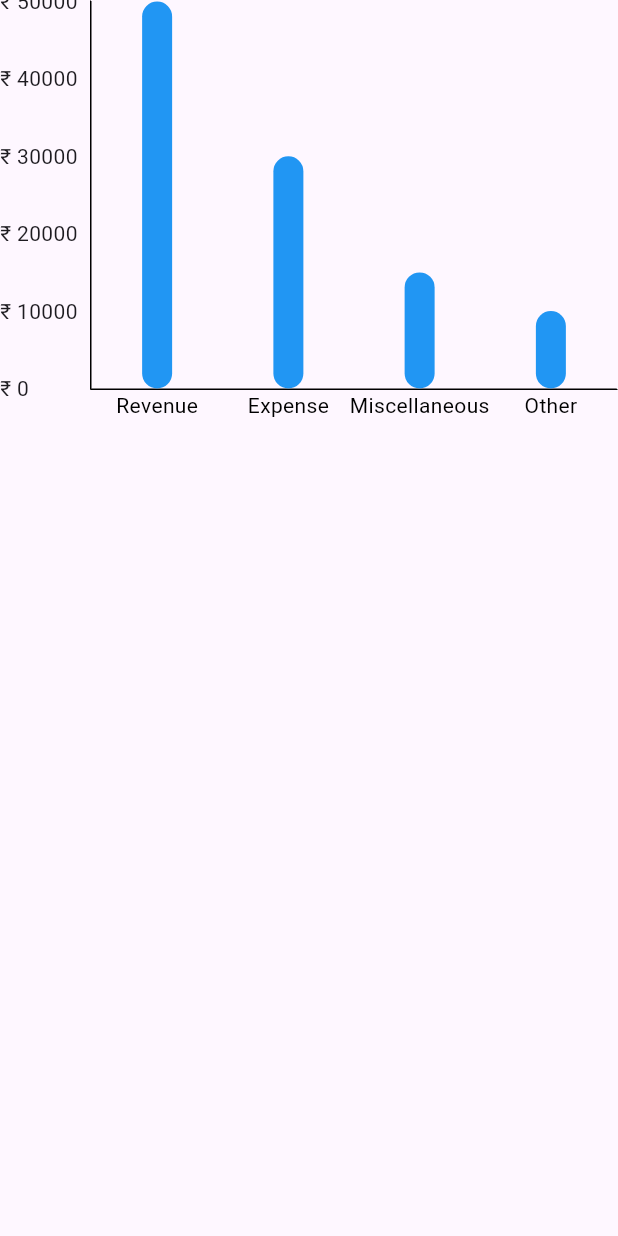
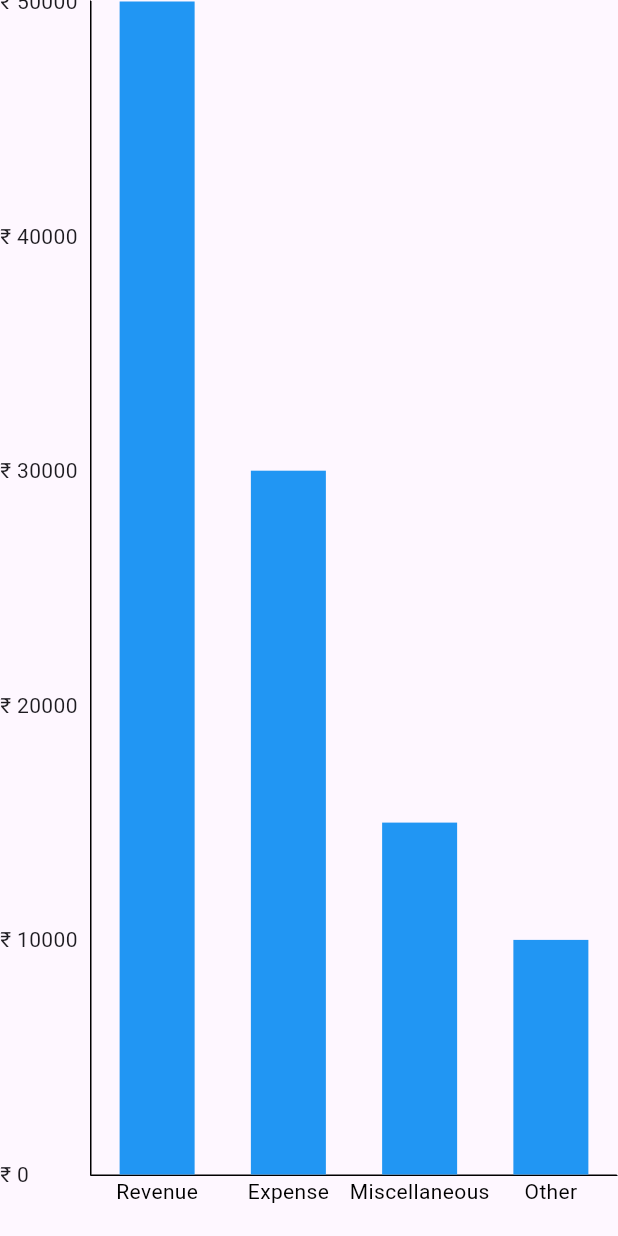
Before and after one commit to ajujacob88/vetqure-task, a Flutter app: the RevenueExpenseChart widget shown alone on an empty page, opened directly, on a phone screen of 412 x 824 dp. Run offline on Flutter 3.47's test engine with Material 3 defaults, Android fonts, the phone set to English and light mode, and no system bars; drawn by our look-alikes of fl_chart.

Commit message:
doing revenue vs expense tracker almost completed

```diff
--- a/lib/views/dashboard.dart
+++ b/lib/views/dashboard.dart
@@ -67,7 +67,7 @@ class Dashboard extends StatelessWidget {
               child: Row(
                 children: [
                   Expanded(
-                    flex: 2,
+                    flex: 3,
                     child: Container(
                       margin: const EdgeInsets.fromLTRB(28, 8, 8, 8),
                       color: Colors.white,
@@ -75,6 +75,7 @@ class Dashboard extends StatelessWidget {
                     ),
                   ),
                   Expanded(
+                    flex: 2,
                     child: Container(
                       margin: const EdgeInsets.all(8.0),
                       color: Colors.white,
@@ -82,6 +83,7 @@ class Dashboard extends StatelessWidget {
                     ),
                   ),
                   Expanded(
+                    flex: 2,
                     child: Container(
                       margin: const EdgeInsets.fromLTRB(8, 8, 28, 8),
                       color: Colors.white,
--- a/lib/views/graphs/revenue_expense_tracker/revenue_exp_tracker_barchart.dart
+++ b/lib/views/graphs/revenue_expense_tracker/revenue_exp_tracker_barchart.dart
@@ -9,23 +9,14 @@ class RevenueExpenseChart extends StatelessWidget {
 
   @override
   Widget build(BuildContext context) {
-    return SizedBox(
-      height: 300, // Set the height of the chart
-      child: BarChart(
+    return BarChart(
       BarChartData(
         alignment: BarChartAlignment.spaceAround,
+        minY: 0,
         maxY: 50000, // The maximum value on the Y-axis
         barGroups: _buildBarGroups(), // Build the bars dynamically
         gridData: const FlGridData(show: false), // Remove grid lines
-          borderData: FlBorderData(
-            show: true,
-            border: const Border(
-              left: BorderSide(color: Colors.black),
-              bottom: BorderSide(color: Colors.black),
-              right: BorderSide(color: Colors.transparent),
-              top: BorderSide(color: Colors.transparent),
-            ),
-          ), // Remove borders
+
         titlesData: FlTitlesData(
           leftTitles: AxisTitles(
             sideTitles: SideTitles(
@@ -71,6 +62,14 @@ class RevenueExpenseChart extends StatelessWidget {
           rightTitles:
               const AxisTitles(sideTitles: SideTitles(showTitles: false)),
         ),
+        borderData: FlBorderData(
+          show: true,
+          border: const Border(
+            left: BorderSide(color: Colors.black),
+            bottom: BorderSide(color: Colors.black),
+            right: BorderSide(color: Colors.transparent),
+            top: BorderSide(color: Colors.transparent),
+          ),
         ),
       ),
     );
@@ -86,8 +85,8 @@ class RevenueExpenseChart extends StatelessWidget {
           BarChartRodData(
               toY: item.amount, // Set the height of each bar
               color: Colors.blue, // You can use different colors for each bar
-            width: 20,
-          ),
+              width: 50,
+              borderRadius: BorderRadius.zero),
         ],
       );
     });
--- a/lib/views/graphs/revenue_expense_tracker/revenue_expense_tracker.dart
+++ b/lib/views/graphs/revenue_expense_tracker/revenue_expense_tracker.dart
@@ -14,7 +14,7 @@ class RevenueExpenseTracker extends StatelessWidget {
         crossAxisAlignment: CrossAxisAlignment.start,
         children: [
           const GraphHeader(title: 'Revenue vs Expense Tracker'),
-          const SizedBox(height: 20.0),
+          const SizedBox(height: 40.0),
           Expanded(child: RevenueExpenseChart()),
         ],
       ),
```
Lines whose indentation alone changed are shown as unchanged.
